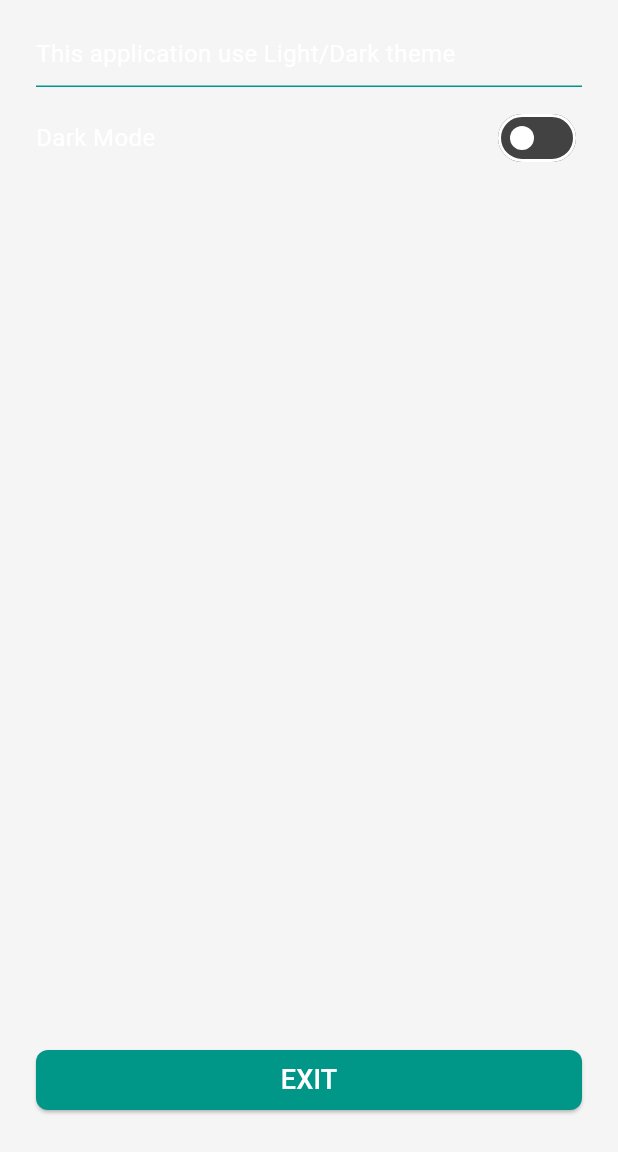
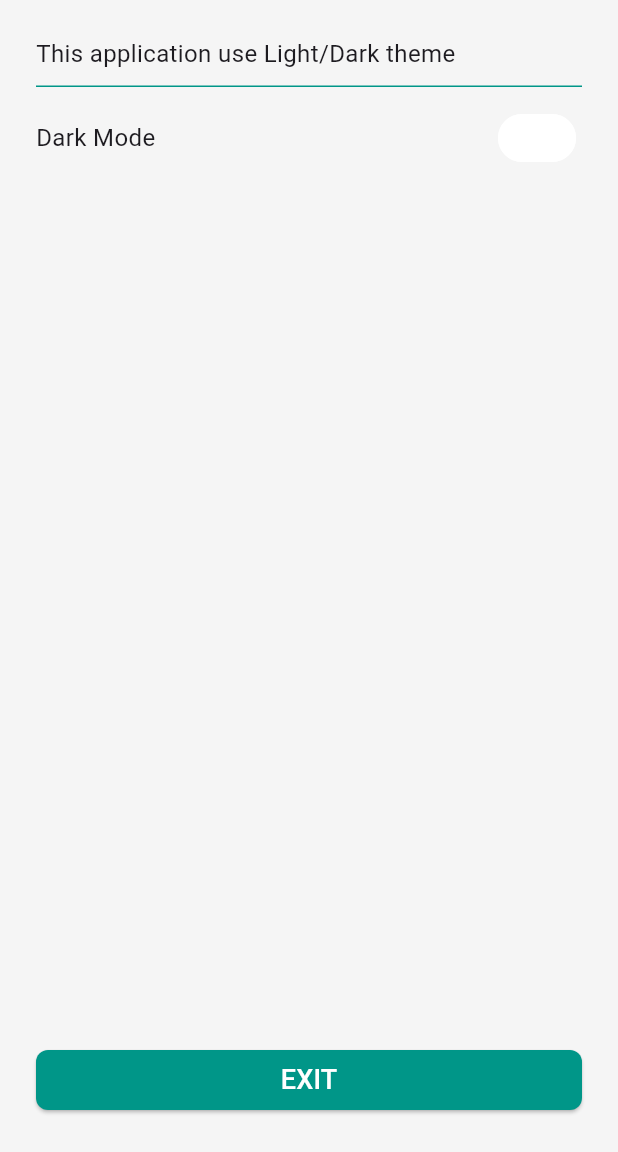
Before and after one commit to yoesuv/Flutter-Switch-Theme, a Flutter app: the screen it shows after launch, on a phone screen of 412 x 824 dp, the part 84-1236 px from its top. Run offline on Flutter 3.47's test engine with Material 2 defaults, Android fonts, the phone set to English and light mode, and no system bars; our stand-ins replace equatable, flutter_bloc.

Commit message:
:newspaper: my app bloc

```diff
--- a/lib/src/my_app.dart
+++ b/lib/src/my_app.dart
@@ -1,4 +1,8 @@
 import 'package:flutter/material.dart';
+import 'package:flutter_bloc/flutter_bloc.dart';
+import 'package:flutter_switch_theme/src/my_app_bloc.dart';
+import 'package:flutter_switch_theme/src/my_app_event.dart';
+import 'package:flutter_switch_theme/src/my_app_state.dart';
 import 'package:flutter_switch_theme/src/route/app_route.dart';
 
 class MyApp extends StatelessWidget {
@@ -6,24 +10,22 @@ class MyApp extends StatelessWidget {
 
   @override
   Widget build(BuildContext context) {
-    return MaterialApp(
-      title: 'Flutter Switch Theme',
-      darkTheme: ThemeData(
-        colorScheme: ColorScheme.fromSwatch(
-          primarySwatch: Colors.teal,
-          brightness: Brightness.dark,
+    return MultiBlocProvider(
+      providers: [
+        BlocProvider(create: (context) => MyAppBloc()..add(MyAppInitEvent())),
+      ],
+      child: BlocBuilder<MyAppBloc, MyAppState>(
+        buildWhen: (prev, current) => prev.themeData != current.themeData,
+        builder: (context, state) => MaterialApp(
+          title: 'Flutter Switch Theme',
+          theme: state.themeData.copyWith(
+            colorScheme: ColorScheme.fromSwatch(
+              primarySwatch: Colors.teal,
+            ),
+          ),
+          onGenerateRoute: AppRoute.routes,
         ),
-        useMaterial3: true,
       ),
-      theme: ThemeData(
-        colorScheme: ColorScheme.fromSwatch(
-          primarySwatch: Colors.teal,
-          brightness: Brightness.light,
-        ),
-        useMaterial3: true,
-      ),
-      onGenerateRoute: AppRoute.routes,
-      themeMode: ThemeMode.dark,
     );
   }
 }
--- /dev/null
+++ b/lib/src/my_app_bloc.dart
@@ -0,0 +1,16 @@
+import 'package:flutter/material.dart';
+import 'package:flutter_bloc/flutter_bloc.dart';
+import 'package:flutter_switch_theme/src/my_app_event.dart';
+import 'package:flutter_switch_theme/src/my_app_state.dart';
+
+class MyAppBloc extends Bloc<MyAppEvent, MyAppState> {
+  MyAppBloc()
+      : super(MyAppState(themeData: ThemeData.light(useMaterial3: true))) {
+    on<MyAppInitEvent>(_onInit);
+    on<MyAppThemeChangedEvent>(_onChange);
+  }
+
+  void _onInit(MyAppInitEvent event, Emitter<MyAppState> emit) {}
+
+  void _onChange(MyAppThemeChangedEvent event, Emitter<MyAppState> emit) {}
+}
```
